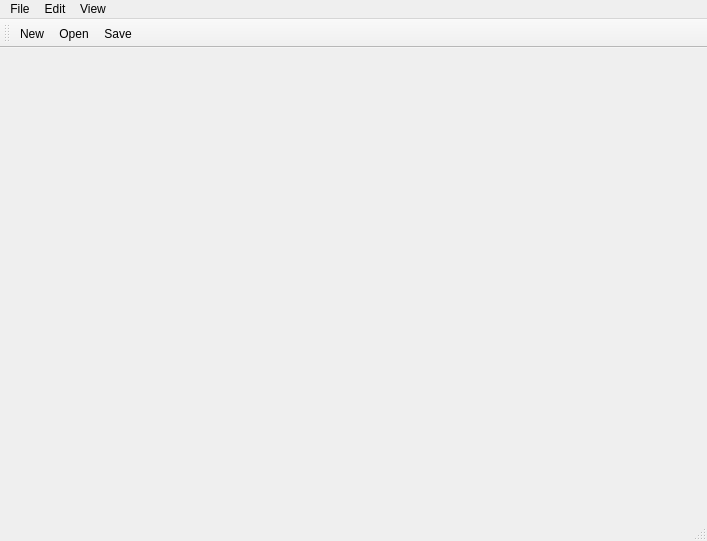
Before: the Qt Designer form src/Visualization/Visualization.ui in dmosora/Query-Dependent, drawn with Qt 5.
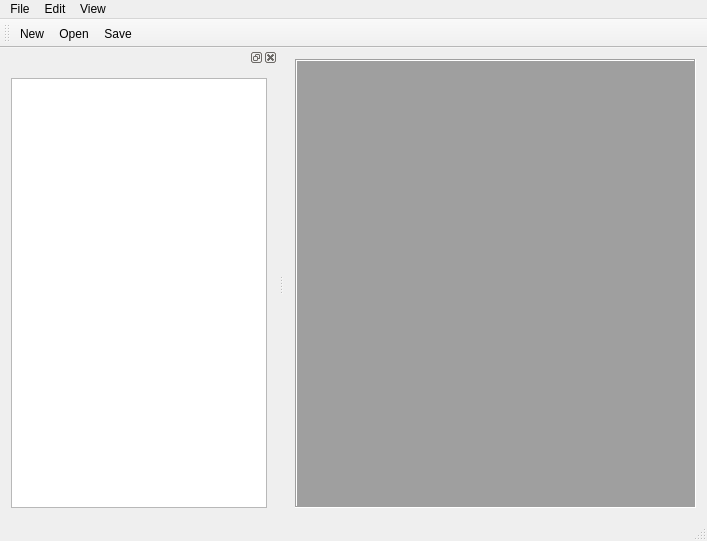
After: the same form once the commit is applied. Icons and pictures are not drawn.

Commit message: * Created an MDI area in the central widget * Added a dock widget for the attributes but it's just blank right now * Integrated the Parallel Coordinate Chart into the application, it's still very hard-coded to cars * Added GPL license verbiage to help maintain rights

Diff of the .ui file:
```diff
--- a/src/Visualization/Visualization.ui
+++ b/src/Visualization/Visualization.ui
@@ -18,7 +18,18 @@
     <normaloff>:/Visualization/images/main_icon.png</normaloff>:/Visualization/images/main_icon.png</iconset>
   </property>
   <widget class="QWidget" name="centralWidget">
-   <layout class="QGridLayout" name="gridLayout"/>
+   <layout class="QVBoxLayout" name="verticalLayout_2">
+    <item>
+     <widget class="QMdiArea" name="mdiArea">
+      <property name="frameShape">
+       <enum>QFrame::Box</enum>
+      </property>
+      <property name="frameShadow">
+       <enum>QFrame::Sunken</enum>
+      </property>
+     </widget>
+    </item>
+   </layout>
   </widget>
   <widget class="QMenuBar" name="menuBar">
    <property name="geometry">
@@ -80,6 +91,18 @@
    <addaction name="actionSave"/>
   </widget>
   <widget class="QStatusBar" name="statusBar"/>
+  <widget class="QDockWidget" name="dockWidgetAttributes">
+   <attribute name="dockWidgetArea">
+    <number>1</number>
+   </attribute>
+   <widget class="QWidget" name="dockWidgetContents">
+    <layout class="QVBoxLayout" name="verticalLayout">
+     <item>
+      <widget class="QTreeView" name="treeViewAttributes"/>
+     </item>
+    </layout>
+   </widget>
+  </widget>
   <action name="actionOpen">
    <property name="icon">
     <iconset resource="Visualization.qrc">
```
The commit also changes 9 other files.
